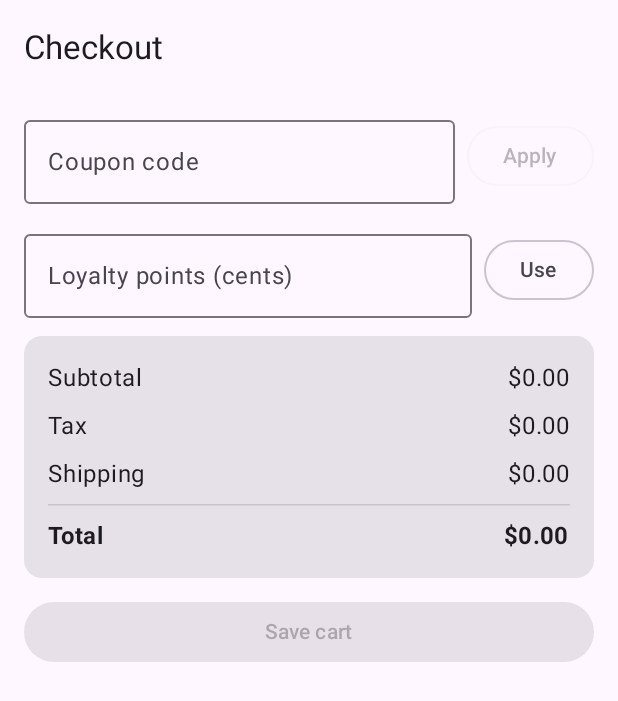
After one commit to eliasem-ka/tests-that-cant-fail, an Android app built with Jetpack Compose: the composable CheckoutScreen shown on its own in the app's theme, on a phone screen of 412 x 824 dp. The commit adds this screen. Shown: the top 701 px of the screen. Run offline under Robolectric (Android 15) with nearby library versions, the phone set to English and light mode, and no system bars.

Commit message:
feat(app): checkout screen

```diff
--- /dev/null
+++ b/app/src/main/kotlin/com/eliaseguizabal/checkout/app/CheckoutScreen.kt
@@ -0,0 +1,145 @@
+package com.eliaseguizabal.checkout.app
+
+import androidx.compose.foundation.layout.Arrangement
+import androidx.compose.foundation.layout.Column
+import androidx.compose.foundation.layout.PaddingValues
+import androidx.compose.foundation.layout.Row
+import androidx.compose.foundation.layout.fillMaxSize
+import androidx.compose.foundation.layout.fillMaxWidth
+import androidx.compose.foundation.layout.size
+import androidx.compose.foundation.lazy.LazyColumn
+import androidx.compose.foundation.lazy.items
+import androidx.compose.foundation.text.KeyboardOptions
+import androidx.compose.material3.Button
+import androidx.compose.material3.CircularProgressIndicator
+import androidx.compose.material3.ExperimentalMaterial3Api
+import androidx.compose.material3.MaterialTheme
+import androidx.compose.material3.OutlinedButton
+import androidx.compose.material3.OutlinedTextField
+import androidx.compose.material3.Scaffold
+import androidx.compose.material3.Text
+import androidx.compose.material3.TextButton
+import androidx.compose.material3.TopAppBar
+import androidx.compose.runtime.Composable
+import androidx.compose.runtime.getValue
+import androidx.compose.runtime.mutableStateOf
+import androidx.compose.runtime.saveable.rememberSaveable
+import androidx.compose.runtime.setValue
+import androidx.compose.ui.Alignment
+import androidx.compose.ui.Modifier
+import androidx.compose.ui.text.input.KeyboardType
+import androidx.compose.ui.unit.dp
+import com.eliaseguizabal.checkout.domain.CartItem
+import com.eliaseguizabal.checkout.store.CheckoutIntent
+import com.eliaseguizabal.checkout.store.CheckoutState
+import com.eliaseguizabal.checkout.store.CouponError
+
+@OptIn(ExperimentalMaterial3Api::class)
+@Composable
+fun CheckoutScreen(
+    state: CheckoutState,
+    onIntent: (CheckoutIntent) -> Unit,
+) {
+    Scaffold(topBar = { TopAppBar(title = { Text("Checkout") }) }) { padding ->
+        LazyColumn(
+            modifier = Modifier.fillMaxSize(),
+            contentPadding = PaddingValues(
+                start = 16.dp,
+                end = 16.dp,
+                top = padding.calculateTopPadding() + 8.dp,
+                bottom = padding.calculateBottomPadding() + 16.dp,
+            ),
+            verticalArrangement = Arrangement.spacedBy(12.dp),
+        ) {
+            items(state.items, key = { it.sku }) { item ->
+                CartRow(item = item, onRemove = { onIntent(CheckoutIntent.RemoveItem(item.sku)) })
+            }
+            item {
+                CouponField(
+                    isValidating = state.isValidatingCoupon,
+                    appliedCode = state.appliedCoupon?.code,
+                    error = state.couponError,
+                    onApply = { onIntent(CheckoutIntent.ApplyCoupon(it)) },
+                )
+            }
+            item { PointsField(onUse = { onIntent(CheckoutIntent.UsePoints(it)) }) }
+            item {
+                QuoteSummary(quote = state.quote, showDiscountRow = state.quote.discountCents > 0)
+            }
+            item {
+                Button(
+                    onClick = { onIntent(CheckoutIntent.SaveCart) },
+                    modifier = Modifier.fillMaxWidth(),
+                    enabled = state.items.isNotEmpty(),
+                ) { Text("Save cart") }
+            }
+        }
+    }
+}
+
+@Composable
+private fun CartRow(item: CartItem, onRemove: () -> Unit) {
+    Row(modifier = Modifier.fillMaxWidth(), verticalAlignment = Alignment.CenterVertically) {
+        Column(modifier = Modifier.weight(1f)) {
+            Text(item.sku, style = MaterialTheme.typography.bodyLarge)
+            Text(
+                "${item.quantity} × ${formatCents(item.unitPriceCents)}",
+                style = MaterialTheme.typography.bodyMedium,
+                color = MaterialTheme.colorScheme.onSurfaceVariant,
+            )
+        }
+        Text(formatCents(item.unitPriceCents * item.quantity))
+        TextButton(onClick = onRemove) { Text("Remove") }
+    }
+}
+
+@Composable
+private fun CouponField(
+    isValidating: Boolean,
+    appliedCode: String?,
+    error: CouponError?,
+    onApply: (String) -> Unit,
+) {
+    var code by rememberSaveable { mutableStateOf("") }
+    Column(verticalArrangement = Arrangement.spacedBy(4.dp)) {
+        Row(verticalAlignment = Alignment.CenterVertically, horizontalArrangement = Arrangement.spacedBy(8.dp)) {
+            OutlinedTextField(
+                value = code,
+                onValueChange = { code = it },
+                label = { Text("Coupon code") },
+                singleLine = true,
+                modifier = Modifier.weight(1f),
+            )
+            OutlinedButton(onClick = { onApply(code) }, enabled = !isValidating && code.isNotBlank()) {
+                if (isValidating) CircularProgressIndicator(modifier = Modifier.size(18.dp), strokeWidth = 2.dp)
+                else Text("Apply")
+            }
+        }
+        when {
+            error != null -> Text(error.message(), color = MaterialTheme.colorScheme.error)
+            appliedCode != null -> Text("$appliedCode applied", color = MaterialTheme.colorScheme.primary)
+        }
+    }
+}
+
+@Composable
+private fun PointsField(onUse: (Long) -> Unit) {
+    var points by rememberSaveable { mutableStateOf("") }
+    Row(verticalAlignment = Alignment.CenterVertically, horizontalArrangement = Arrangement.spacedBy(8.dp)) {
+        OutlinedTextField(
+            value = points,
+            onValueChange = { value -> points = value.filter(Char::isDigit) },
+            label = { Text("Loyalty points (cents)") },
+            singleLine = true,
+            keyboardOptions = KeyboardOptions(keyboardType = KeyboardType.Number),
+            modifier = Modifier.weight(1f),
+        )
+        OutlinedButton(onClick = { onUse(points.toLongOrNull() ?: 0) }) { Text("Use") }
+    }
+}
+
+private fun CouponError.message(): String = when (this) {
+    CouponError.NOT_FOUND -> "That code doesn't exist."
+    CouponError.BELOW_MINIMUM -> "Your cart is below this coupon's minimum."
+    CouponError.NETWORK -> "Couldn't reach the server. Try again."
+}
--- /dev/null
+++ b/app/src/main/kotlin/com/eliaseguizabal/checkout/app/Money.kt
@@ -0,0 +1,6 @@
+package com.eliaseguizabal.checkout.app
+
+import java.util.Locale
+
+fun formatCents(cents: Long): String =
+    String.format(Locale.US, "$%d.%02d", cents / 100, cents % 100)
--- /dev/null
+++ b/app/src/main/kotlin/com/eliaseguizabal/checkout/app/QuoteSummary.kt
@@ -0,0 +1,65 @@
+package com.eliaseguizabal.checkout.app
+
+import androidx.compose.foundation.layout.Arrangement
+import androidx.compose.foundation.layout.Column
+import androidx.compose.foundation.layout.Row
+import androidx.compose.foundation.layout.fillMaxWidth
+import androidx.compose.foundation.layout.padding
+import androidx.compose.material3.Card
+import androidx.compose.material3.HorizontalDivider
+import androidx.compose.material3.MaterialTheme
+import androidx.compose.material3.Text
+import androidx.compose.runtime.Composable
+import androidx.compose.ui.Modifier
+import androidx.compose.ui.platform.testTag
+import androidx.compose.ui.text.font.FontWeight
+import androidx.compose.ui.unit.dp
+import com.eliaseguizabal.checkout.domain.Quote
+
+@Composable
+fun QuoteSummary(
+    quote: Quote,
+    showDiscountRow: Boolean = false,
+    modifier: Modifier = Modifier,
+) {
+    Card(modifier = modifier.fillMaxWidth()) {
+        Column(
+            modifier = Modifier.padding(16.dp),
+            verticalArrangement = Arrangement.spacedBy(8.dp),
+        ) {
+            SummaryRow("Subtotal", formatCents(quote.subtotalCents))
+            if (showDiscountRow) {
+                SummaryRow(
+                    label = "Discount",
+                    value = "-" + formatCents(quote.discountCents),
+                    modifier = Modifier.testTag("discountRow"),
+                )
+            }
+            SummaryRow("Tax", formatCents(quote.taxCents))
+            SummaryRow(
+                "Shipping",
+                if (quote.shippingCents == 0L && quote.subtotalCents > 0) "Free" else formatCents(quote.shippingCents),
+            )
+            if (quote.pointsAppliedCents > 0) {
+                SummaryRow("Points", "-" + formatCents(quote.pointsAppliedCents))
+            }
+            HorizontalDivider()
+            SummaryRow("Total", formatCents(quote.totalCents), emphasized = true)
+        }
+    }
+}
+
+@Composable
+private fun SummaryRow(
+    label: String,
+    value: String,
+    modifier: Modifier = Modifier,
+    emphasized: Boolean = false,
+) {
+    val style = if (emphasized) MaterialTheme.typography.titleMedium else MaterialTheme.typography.bodyLarge
+    val weight = if (emphasized) FontWeight.Bold else FontWeight.Normal
+    Row(modifier = modifier.fillMaxWidth(), horizontalArrangement = Arrangement.SpaceBetween) {
+        Text(label, style = style, fontWeight = weight)
+        Text(value, style = style, fontWeight = weight)
+    }
+}
```
Also changed, not shown: app/src/main/kotlin/com/eliaseguizabal/checkout/app/CheckoutViewModel.kt (added, +53 -0 lines), app/src/main/kotlin/com/eliaseguizabal/checkout/app/MainActivity.kt (+13 -1 lines), 1 other file.
